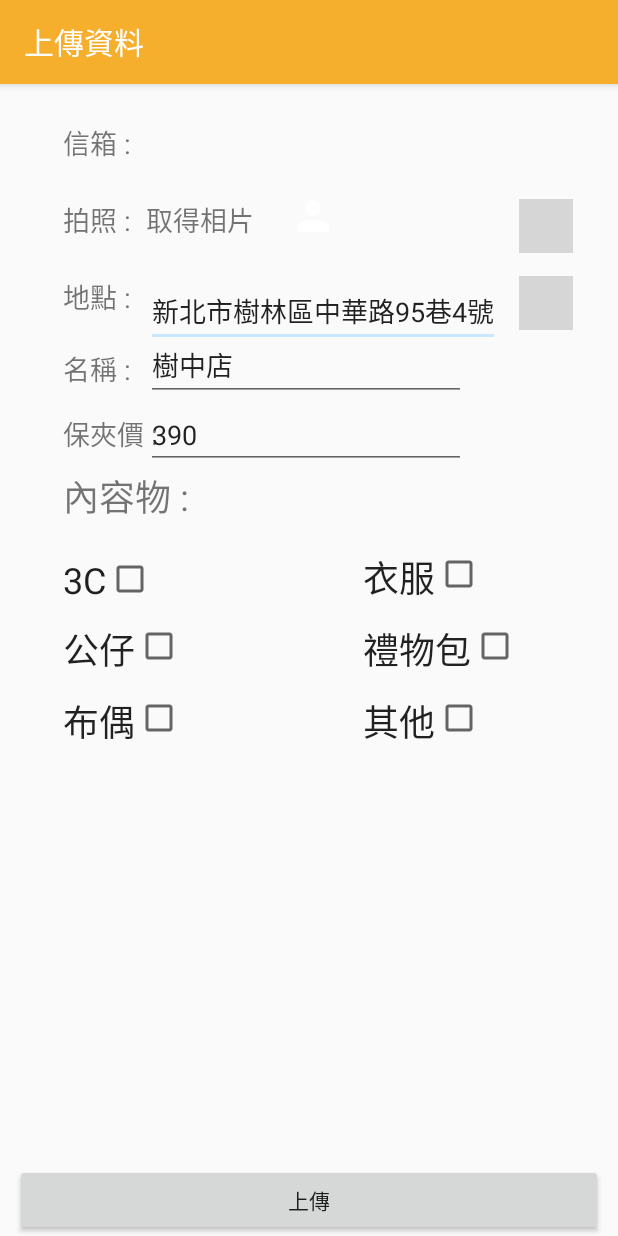
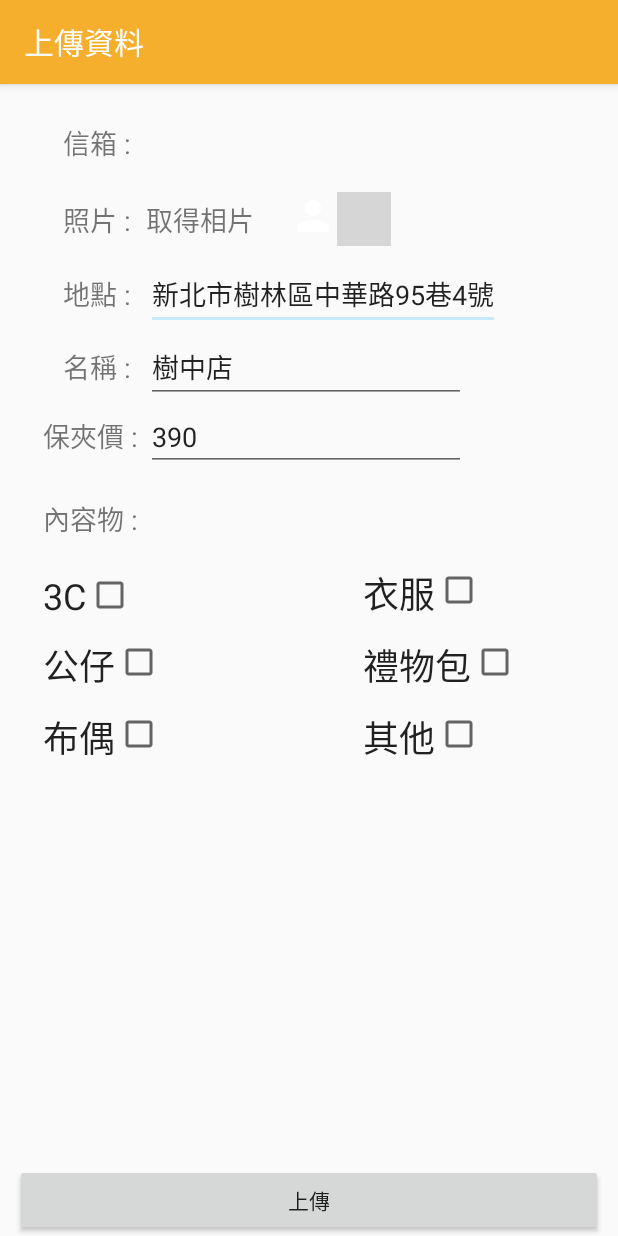
Before and after one commit to empirejames/WaWaMachine, an Android app: the SetDataActivity screen opened directly, with no data from a screen before it, on a phone screen of 412 x 824 dp. Run offline under Robolectric (Android 15) with nearby library versions, the phone set to English and light mode, and no system bars; our stand-ins replace Firebase (no records; nobody signed in at launch, a user with empty details on screens opened directly); libraries missing offline, so code that uses them is left out: com.ant.liao, com.firebase.ui; plain views replace GifView; 5 statements that could not run were skipped; grey boxes are pictures that could not be loaded.

Commit message:
Picture update for low size bitmap success

```diff
--- a/app/build.gradle
+++ b/app/build.gradle
@@ -32,7 +32,6 @@ dependencies {
     implementation 'com.google.firebase:firebase-storage:12.0.1'
     implementation 'com.google.firebase:firebase-auth:12.0.1'
     implementation 'com.firebaseui:firebase-ui-storage:2.1.0'
-    implementation 'id.zelory:compressor:2.1.0'
 }
 
 
--- a/app/src/main/res/layout/content_set_data.xml
+++ b/app/src/main/res/layout/content_set_data.xml
@@ -50,7 +50,7 @@
             android:layout_alignLeft="@+id/textView"
             android:layout_alignStart="@+id/textView"
             android:layout_below="@+id/textView"
-            android:layout_marginTop="24dp"
+            android:layout_marginTop="22dp"
             android:text="地點 :"
             android:textSize="18sp" />
 
@@ -58,9 +58,10 @@
             android:id="@+id/edit_location"
             android:layout_width="wrap_content"
             android:layout_height="wrap_content"
+            android:layout_alignBaseline="@+id/location"
+            android:layout_alignBottom="@+id/location"
             android:layout_alignLeft="@+id/email_content"
             android:layout_alignStart="@+id/email_content"
-            android:layout_alignTop="@+id/location"
             android:text="新北市樹林區中華路95巷4號"
             android:textSize="18sp" />
 
@@ -71,8 +72,9 @@
             android:layout_alignLeft="@+id/tv_price"
             android:layout_alignStart="@+id/tv_price"
             android:layout_below="@+id/edit_price"
+            android:layout_marginTop="18dp"
             android:text="內容物 :"
-            android:textSize="24sp" />
+            android:textSize="18sp" />
 
         <CheckedTextView
             android:id="@+id/ctv_3c"
@@ -160,7 +162,7 @@
             android:layout_alignStart="@+id/email"
             android:layout_below="@+id/email"
             android:layout_marginTop="24dp"
-            android:text="拍照 :"
+            android:text="照片 :"
             android:textSize="18sp" />
 
         <TextView
@@ -178,11 +180,10 @@
             android:id="@+id/gifView_camera"
             android:layout_width="wrap_content"
             android:layout_height="wrap_content"
-            android:layout_alignTop="@+id/tv_getPic"
-            android:layout_toEndOf="@+id/ctv_present"
-            android:layout_toRightOf="@+id/ctv_present"
+            android:layout_alignTop="@+id/img_downlaod"
+            android:layout_toEndOf="@+id/img_downlaod"
+            android:layout_toRightOf="@+id/img_downlaod"
             android:background="@drawable/ic_camera_alt_36dp" />
-        ic_camera_alt_36dp
         <com.ant.liao.GifView
             android:id="@+id/gifView_location"
             android:layout_width="wrap_content"
@@ -190,6 +191,7 @@
             android:layout_alignLeft="@+id/gifView_camera"
             android:layout_alignStart="@+id/gifView_camera"
             android:layout_alignTop="@+id/edit_location"
+            android:visibility="invisible"
             android:background="@drawable/ic_location_on_36dp" />
 
         <ImageView
@@ -210,7 +212,7 @@
             android:layout_alignLeft="@+id/location"
             android:layout_alignStart="@+id/location"
             android:layout_below="@+id/gifView_location"
-            android:layout_marginTop="12dp"
+            android:layout_marginTop="22dp"
             android:textSize="18sp"
             android:text="名稱 :" />
 
@@ -218,12 +220,13 @@
             android:id="@+id/edit_name"
             android:layout_width="wrap_content"
             android:layout_height="wrap_content"
+            android:layout_alignBaseline="@+id/tv_name"
+            android:layout_alignBottom="@+id/tv_name"
             android:layout_alignLeft="@+id/edit_location"
             android:layout_alignStart="@+id/edit_location"
-            android:layout_below="@+id/gifView_location"
             android:ems="10"
-            android:text="樹中店"
-            android:inputType="textPersonName" />
+            android:inputType="textPersonName"
+            android:text="樹中店" />
 
         <TextView
             android:id="@+id/tv_price"
@@ -231,8 +234,8 @@
             android:layout_height="wrap_content"
             android:layout_alignBaseline="@+id/edit_price"
             android:layout_alignBottom="@+id/edit_price"
-            android:layout_alignLeft="@+id/tv_name"
-            android:layout_alignStart="@+id/tv_name"
+            android:layout_toLeftOf="@+id/email_content"
+            android:layout_toStartOf="@+id/email_content"
             android:text="保夾價 :"
             android:textSize="18sp" />
 
```
Also changed, not shown: app/src/main/java/com/james/wawamachine/SetDataActivity.java (+55 -44 lines).
